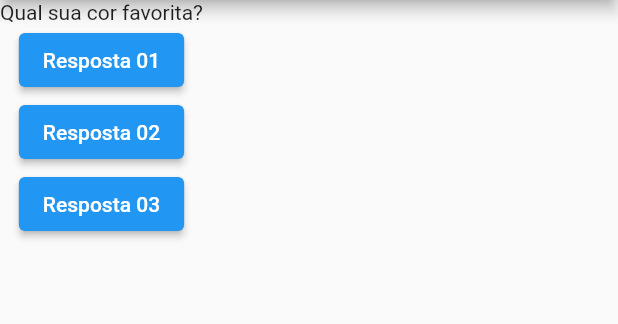
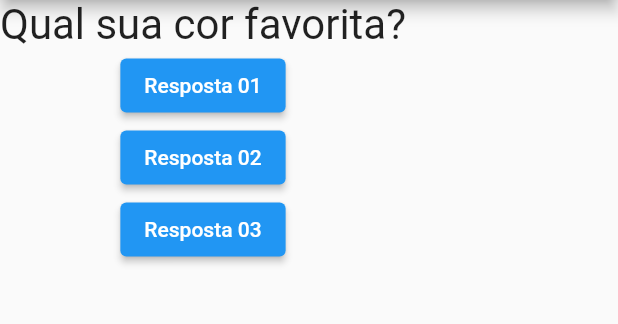
Before and after one commit to wellingtonzero21/Flutter, a Flutter app: the screen it shows after launch, on a phone screen of 412 x 824 dp, the part 84-408 px from its top. Run offline on Flutter 3.47's test engine with Material 2 defaults, Android fonts, the phone set to English and light mode, and no system bars.

Commit message:
estilizando as caixas de perguntas

```diff
--- a/projeto_perguntas/lib/questao.dart
+++ b/projeto_perguntas/lib/questao.dart
@@ -10,6 +10,10 @@ class Questao extends StatelessWidget {
 
   @override
   Widget build(BuildContext context) {
-    return Text(texto);
+    return Text(
+      texto,
+      style: TextStyle(fontSize: 28),
+      textAlign: TextAlign.center,
+    );
   }
 }
```
